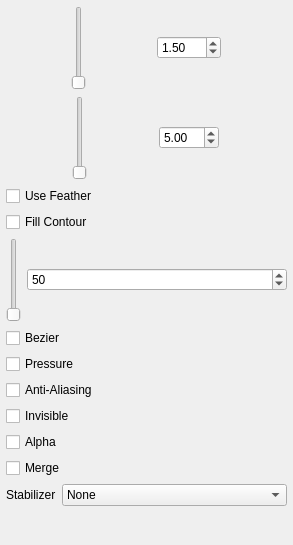
The window that app/ui/tooloptions.ui (pencil2d/pencil) describes before a commit, drawn with Qt 5.
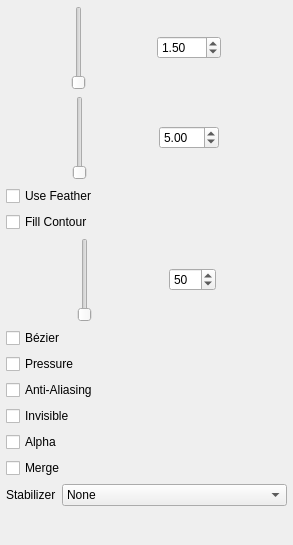
The same window after the commit. Custom widgets are drawn as their Qt base class.

Commit message: Fix tool options dialog text inconsistencies (resolves #931)

```diff
--- a/app/ui/tooloptions.ui
+++ b/app/ui/tooloptions.ui
@@ -165,6 +165,12 @@
          </item>
          <item>
           <widget class="QSpinBox" name="toleranceSpinBox">
+           <property name="sizePolicy">
+            <sizepolicy hsizetype="Fixed" vsizetype="Fixed">
+             <horstretch>0</horstretch>
+             <verstretch>0</verstretch>
+            </sizepolicy>
+           </property>
            <property name="maximum">
             <number>100</number>
            </property>
@@ -178,7 +184,7 @@
        <item>
         <widget class="QCheckBox" name="useBezierBox">
          <property name="text">
-          <string comment="Tool options">Bezier</string>
+          <string comment="Tool options">Bézier</string>
          </property>
         </widget>
        </item>
```
Left out of the diff: 16 changed lines with no effect on the pictures. The commit also changes 1 other file.
